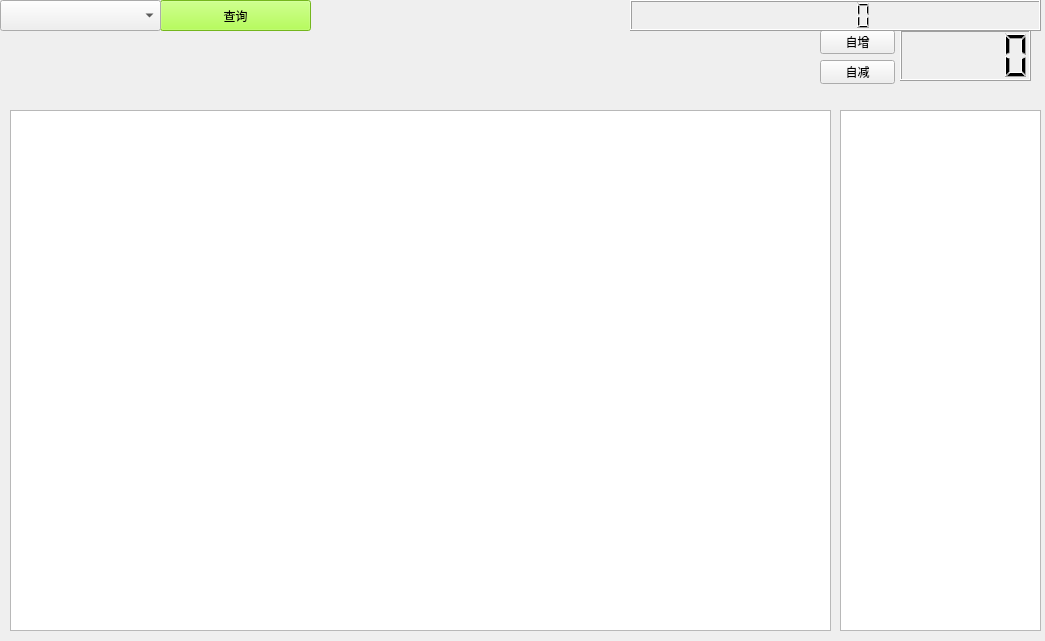
wxiafbi/fbi_10, file form.ui: the form before one commit.
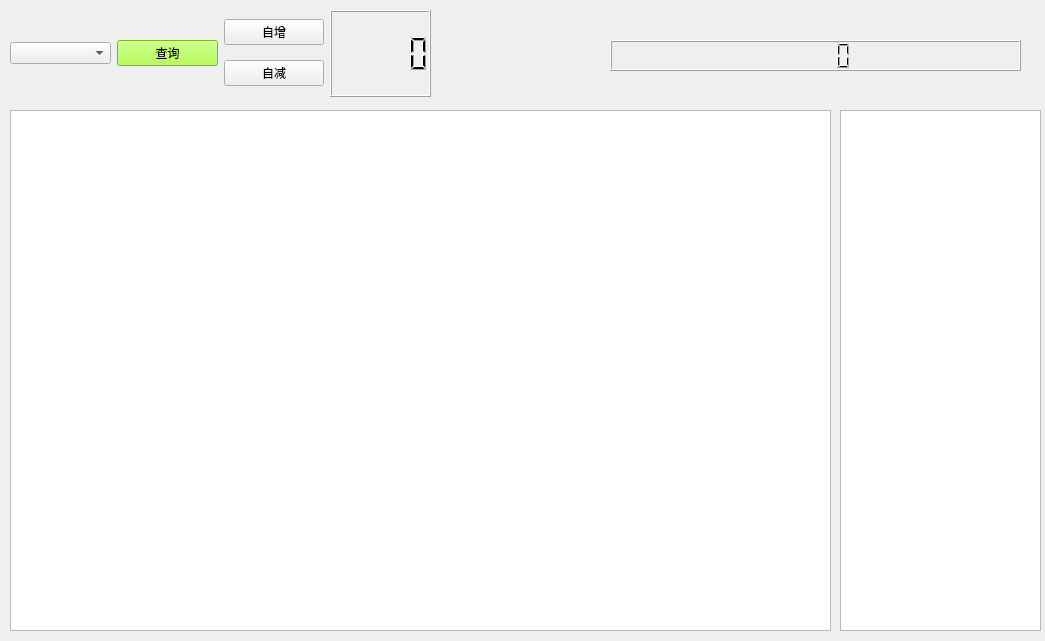
The form after the commit.

```diff
--- a/form.ui
+++ b/form.ui
@@ -13,63 +13,11 @@
   <property name="windowTitle">
    <string>Widget</string>
   </property>
-  <widget class="QPushButton" name="pushButton">
-   <property name="geometry">
-    <rect>
-     <x>160</x>
-     <y>0</y>
-     <width>151</width>
-     <height>31</height>
-    </rect>
-   </property>
-   <property name="styleSheet">
-    <string notr="true">background-color: rgb(162, 255, 41);</string>
-   </property>
-   <property name="text">
-    <string>查询</string>
-   </property>
-  </widget>
-  <widget class="QLCDNumber" name="lcdNumber">
-   <property name="geometry">
-    <rect>
-     <x>900</x>
-     <y>30</y>
-     <width>131</width>
-     <height>51</height>
-    </rect>
-   </property>
-  </widget>
-  <widget class="QPushButton" name="pushButton_2">
-   <property name="geometry">
-    <rect>
-     <x>820</x>
-     <y>30</y>
-     <width>75</width>
-     <height>24</height>
-    </rect>
-   </property>
-   <property name="text">
-    <string>自增</string>
-   </property>
-  </widget>
-  <widget class="QPushButton" name="pushButton_3">
-   <property name="geometry">
-    <rect>
-     <x>820</x>
-     <y>60</y>
-     <width>75</width>
-     <height>24</height>
-    </rect>
-   </property>
-   <property name="text">
-    <string>自减</string>
-   </property>
-  </widget>
   <widget class="QLCDNumber" name="lcdNumber_2">
    <property name="geometry">
     <rect>
-     <x>630</x>
-     <y>0</y>
+     <x>610</x>
+     <y>40</y>
      <width>411</width>
      <height>31</height>
     </rect>
@@ -85,16 +33,6 @@
     </rect>
    </property>
   </widget>
-  <widget class="QComboBox" name="comboBox">
-   <property name="geometry">
-    <rect>
-     <x>0</x>
-     <y>0</y>
-     <width>161</width>
-     <height>31</height>
-    </rect>
-   </property>
-  </widget>
   <widget class="QTextBrowser" name="textBrowser">
    <property name="geometry">
     <rect>
@@ -105,6 +43,52 @@
     </rect>
    </property>
   </widget>
+  <widget class="QWidget" name="horizontalLayoutWidget">
+   <property name="geometry">
+    <rect>
+     <x>10</x>
+     <y>10</y>
+     <width>421</width>
+     <height>87</height>
+    </rect>
+   </property>
+   <layout class="QHBoxLayout" name="horizontalLayout">
+    <item>
+     <widget class="QComboBox" name="comboBox"/>
+    </item>
+    <item>
+     <widget class="QPushButton" name="pushButton">
+      <property name="styleSheet">
+       <string notr="true">background-color: rgb(162, 255, 41);</string>
+      </property>
+      <property name="text">
+       <string>查询</string>
+      </property>
+     </widget>
+    </item>
+    <item>
+     <layout class="QVBoxLayout" name="verticalLayout">
+      <item>
+       <widget class="QPushButton" name="pushButton_2">
+        <property name="text">
+         <string>自增</string>
+        </property>
+       </widget>
+      </item>
+      <item>
+       <widget class="QPushButton" name="pushButton_3">
+        <property name="text">
+         <string>自减</string>
+        </property>
+       </widget>
+      </item>
+     </layout>
+    </item>
+    <item>
+     <widget class="QLCDNumber" name="lcdNumber"/>
+    </item>
+   </layout>
+  </widget>
  </widget>
  <resources/>
  <connections>
```
Left out of the diff: 12 changed lines with no effect on the pictures.
